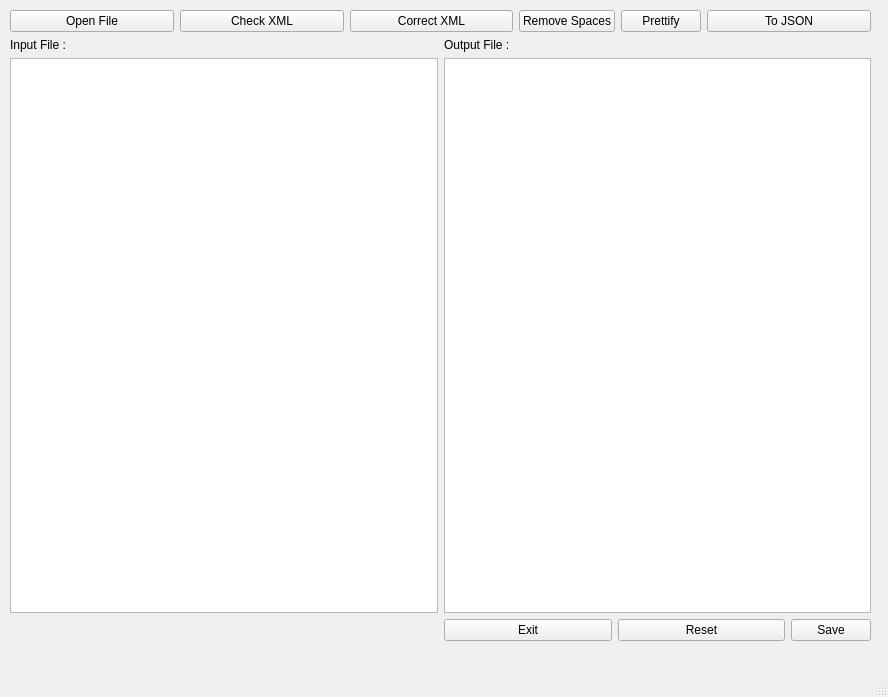
Before: the Qt Designer form mainwindow.ui in mariam199911/XML-project, drawn with Qt 5.
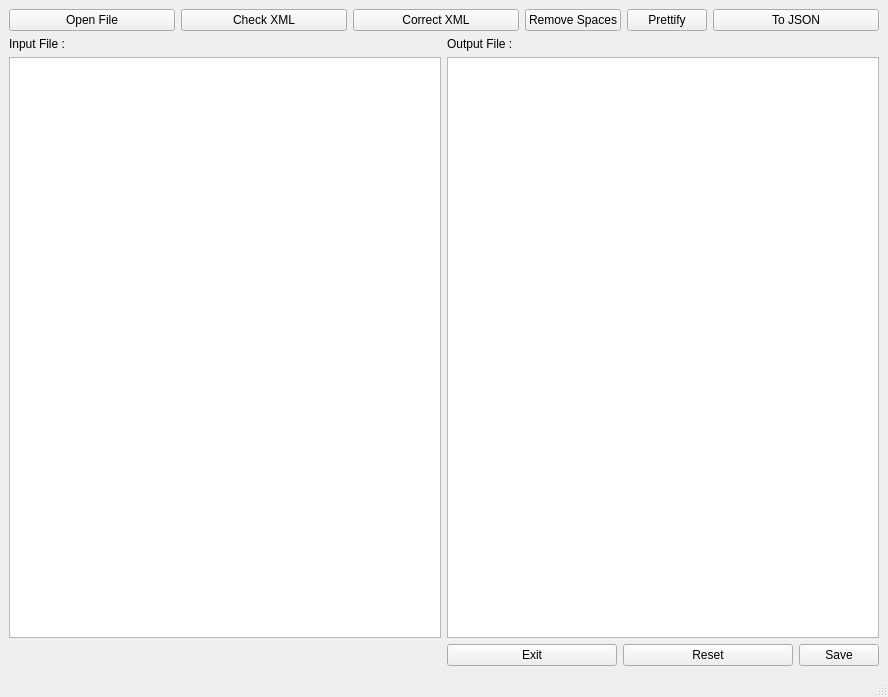
After: the same form once the commit is applied.

What changed in the file:
```diff
--- a/mainwindow.ui
+++ b/mainwindow.ui
@@ -14,15 +14,8 @@
    <string>MainWindow</string>
   </property>
   <widget class="QWidget" name="centralwidget">
-   <widget class="QWidget" name="verticalLayoutWidget">
-    <property name="geometry">
-     <rect>
-      <x>10</x>
-      <y>10</y>
-      <width>861</width>
-      <height>631</height>
-     </rect>
-    </property>
+   <layout class="QVBoxLayout" name="verticalLayout_2">
+    <item>
     <layout class="QVBoxLayout" name="verticalLayout">
      <item>
       <layout class="QHBoxLayout" name="horizontalLayout">
@@ -171,7 +164,8 @@
       </layout>
      </item>
     </layout>
-   </widget>
+    </item>
+   </layout>
   </widget>
   <widget class="QMenuBar" name="menubar">
    <property name="geometry">
```
Lines whose indentation alone changed are shown as unchanged.
